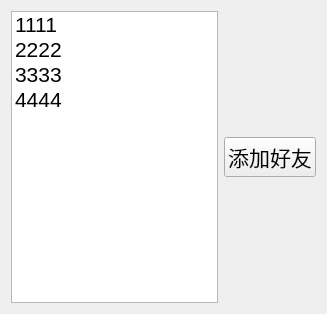
Before: the Qt Designer form chatTcp/TcpClient/online.ui in JustLiu223/real-life-project, drawn with Qt 5.
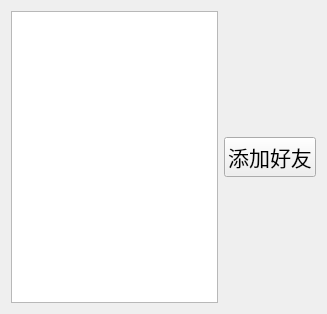
After: the same form once the commit is applied.

```diff
--- a/chatTcp/TcpClient/online.ui
+++ b/chatTcp/TcpClient/online.ui
@@ -24,28 +24,7 @@
    <item>
     <layout class="QHBoxLayout" name="horizontalLayout">
      <item>
-      <widget class="QListWidget" name="online_lw">
-       <item>
-        <property name="text">
-         <string>1111</string>
-        </property>
-       </item>
-       <item>
-        <property name="text">
-         <string>2222</string>
-        </property>
-       </item>
-       <item>
-        <property name="text">
-         <string>3333</string>
-        </property>
-       </item>
-       <item>
-        <property name="text">
-         <string>4444</string>
-        </property>
-       </item>
-      </widget>
+      <widget class="QListWidget" name="online_lw"/>
      </item>
      <item>
       <layout class="QVBoxLayout" name="verticalLayout">
```
